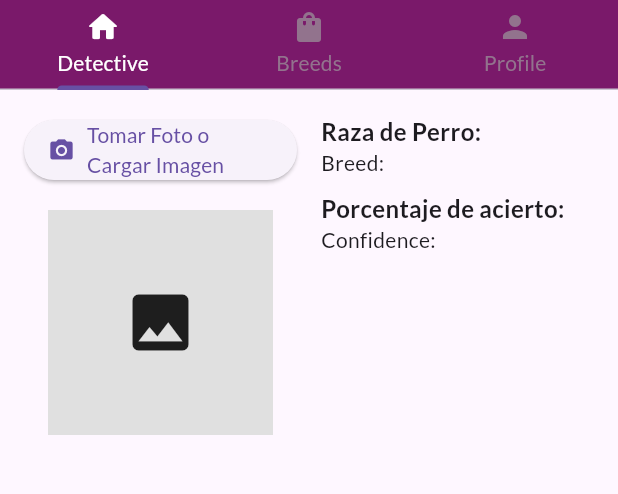
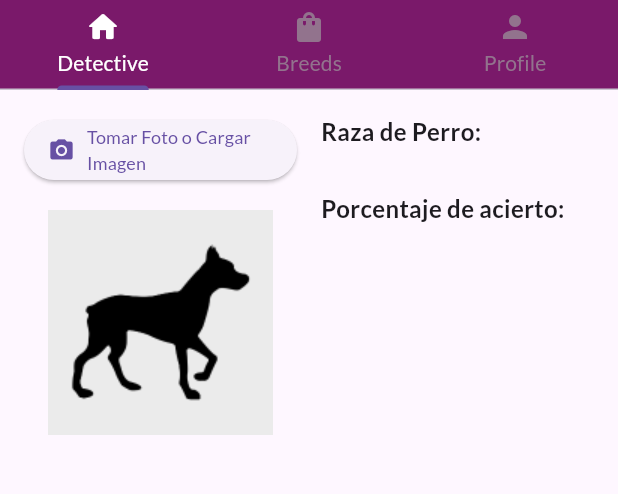
Before and after one commit to nahuelpierini/dog-breed-frontend, a Flutter app: the CollapsingAppbarWithTabsPage screen opened directly, on a phone screen of 412 x 824 dp, the part 240-734 px from its top. Run offline on Flutter 3.47's test engine with Material 3 defaults, Android fonts, the phone set to English and light mode, and no system bars; our stand-ins replace country_picker, file_picker, flutter_secure_storage, google_fonts, image_picker; accounts and stored records are empty.

Commit message:
image picker widget editado

```diff
--- a/lib/widgets/image_picker_widget.dart
+++ b/lib/widgets/image_picker_widget.dart
@@ -43,7 +43,15 @@ class ImagePickerWidgetState extends State<ImagePickerWidget> {
           ElevatedButton.icon(
             onPressed: _pickImage,
             icon: const Icon(Icons.camera_alt),
-            label: const Text("Tomar Foto o Cargar Imagen"),
+            label: LayoutBuilder(
+              builder: (context, constraints) {
+                double fontSize = constraints.maxWidth > 200 ? 16 : 12;
+                return Text(
+                  "Tomar Foto o Cargar Imagen",
+                  style: TextStyle(fontSize: fontSize),
+                );
+              },
+            ),
           ),
           const SizedBox(height: 16),
           _buildImagePreview(),
@@ -74,8 +82,12 @@ class ImagePickerWidgetState extends State<ImagePickerWidget> {
       return Container(
         width: 150,
         height: 150,
-        color: Colors.grey[300],
-        child: const Icon(Icons.image, size: 50),
+        decoration: BoxDecoration(
+          image: DecorationImage(
+            image: AssetImage('assets/images/dog_shadow.png'),
+            fit: BoxFit.cover,
+          ),
+        ),
       );
     }
   }
@@ -92,7 +104,7 @@ class ImagePickerWidgetState extends State<ImagePickerWidget> {
             style: TextStyle(fontWeight: FontWeight.bold, fontSize: 16),
           ),
           Text(
-            'Breed: $_breed',
+            _breed,
             style: const TextStyle(fontSize: 14),
           ),
           const SizedBox(height: 8),
@@ -101,7 +113,7 @@ class ImagePickerWidgetState extends State<ImagePickerWidget> {
             style: TextStyle(fontWeight: FontWeight.bold, fontSize: 16),
           ),
           Text(
-            'Confidence: $_confidence',
+            _confidence,
             style: const TextStyle(fontSize: 14),
           ),
         ],
--- a/pubspec.yaml
+++ b/pubspec.yaml
@@ -37,3 +37,4 @@ flutter:
   assets:
     - assets/images/background.jpg
     - assets/images/background_appbar.png
+    - assets/images/dog_shadow.png
```
Also changed, not shown: assets/images/dog_shadow.png (added).
